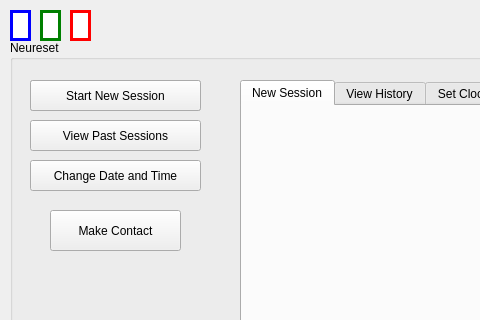
Before: the Qt Designer form mainwindow.ui in voidranjer/comp3004-final, drawn with Qt 5; both pictures show x 0 to 480 and y 0 to 320 of the 800 by 600 pixel window.
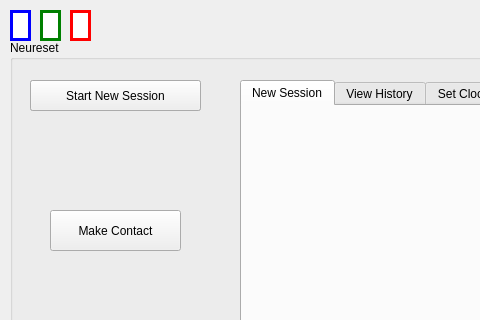
After: the same form once the commit is applied. Custom widgets are drawn as their Qt base class.

Commit message: Removed old buttons and disabled other tabs when in session

What changed in the file:
```diff
--- a/mainwindow.ui
+++ b/mainwindow.ui
@@ -153,32 +153,6 @@
       <string>End Session</string>
      </property>
     </widget>
-    <widget class="QPushButton" name="past_session">
-     <property name="geometry">
-      <rect>
-       <x>20</x>
-       <y>80</y>
-       <width>171</width>
-       <height>31</height>
-      </rect>
-     </property>
-     <property name="text">
-      <string>View Past Sessions</string>
-     </property>
-    </widget>
-    <widget class="QPushButton" name="change_date">
-     <property name="geometry">
-      <rect>
-       <x>20</x>
-       <y>120</y>
-       <width>171</width>
-       <height>31</height>
-      </rect>
-     </property>
-     <property name="text">
-      <string>Change Date and Time</string>
-     </property>
-    </widget>
     <widget class="QPushButton" name="break_contact">
      <property name="geometry">
       <rect>
```
The commit also changes 1 other file.
